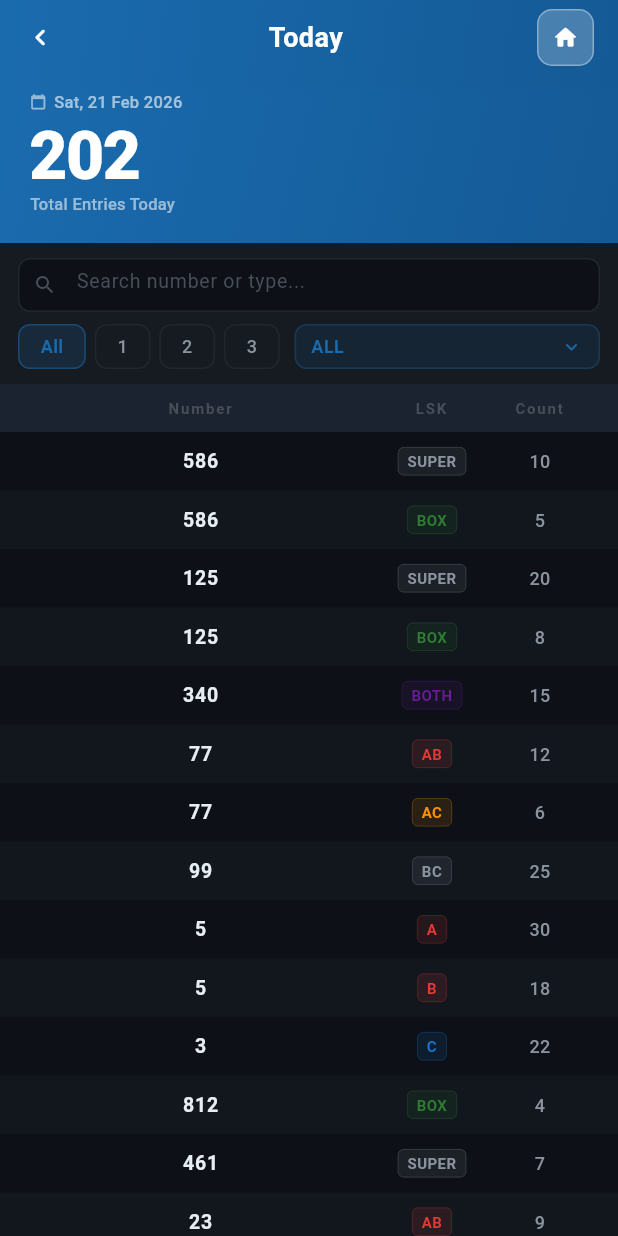
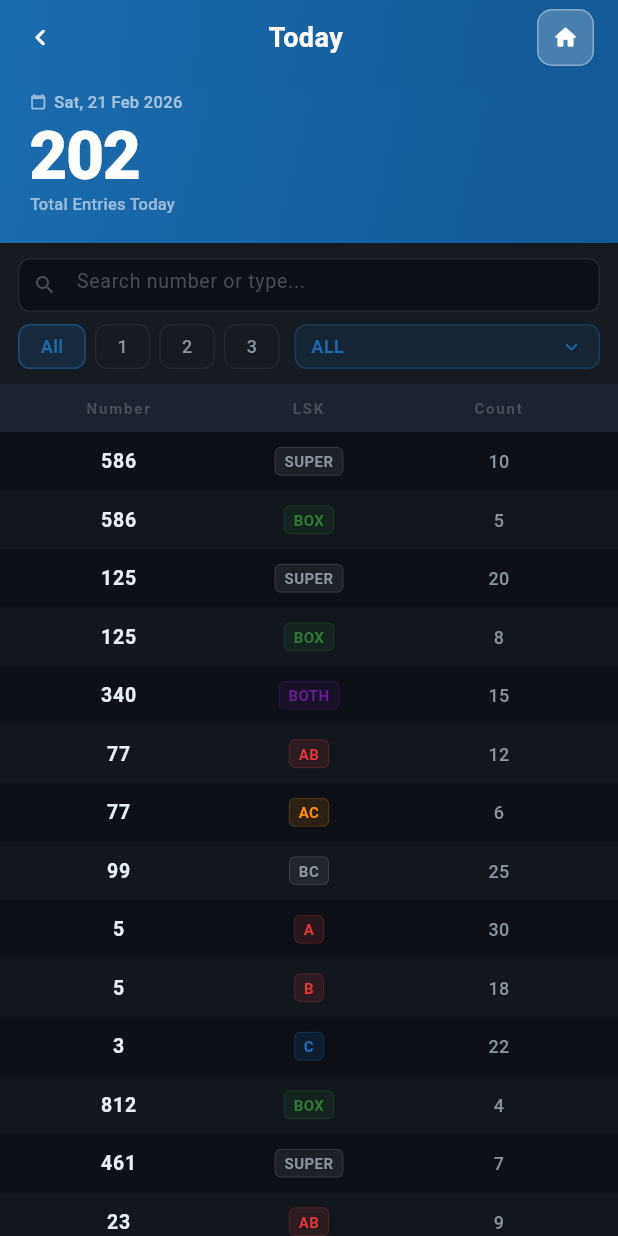
Before and after one commit to clevrf0x/flow_admin_mobile, a Flutter app: the TodayScreen screen opened directly with empty values, on a phone screen of 412 x 824 dp. Run offline on Flutter 3.47's test engine with Material 3 defaults, Android fonts, the phone set to English and light mode, and no system bars; our stand-ins replace go_router.

Commit message:
Even 3-column layout for Today screen table
- All 3 columns (Number, LSK, Count) now use Expanded flex instead of
  fixed widths, giving each column an equal third of the available space

Co-Authored-By: Claude Opus 4.6 <noreply@anthropic.com>

```diff
--- a/lib/screens/today/today_screen.dart
+++ b/lib/screens/today/today_screen.dart
@@ -226,8 +226,8 @@ class _TodayScreenState extends State<TodayScreen> {
             child: Row(
               children: [
                 _headerCell('Number', 0, TextAlign.center, flex: true),
-                _headerCell('LSK', 72, TextAlign.center),
-                _headerCell('Count', 72, TextAlign.center),
+                _headerCell('LSK', 0, TextAlign.center, flex: true),
+                _headerCell('Count', 0, TextAlign.center, flex: true),
               ],
             ),
           ),
@@ -261,8 +261,7 @@ class _TodayScreenState extends State<TodayScreen> {
                       ),
                     ),
                     // LSK
-                    SizedBox(
-                      width: 72,
+                    Expanded(
                       child: Center(
                         child: Container(
                           padding: const EdgeInsets.symmetric(
@@ -289,8 +288,7 @@ class _TodayScreenState extends State<TodayScreen> {
                       ),
                     ),
                     // Count
-                    SizedBox(
-                      width: 72,
+                    Expanded(
                       child: Text(
                         '${entry.count}',
                         textAlign: TextAlign.center,
```
